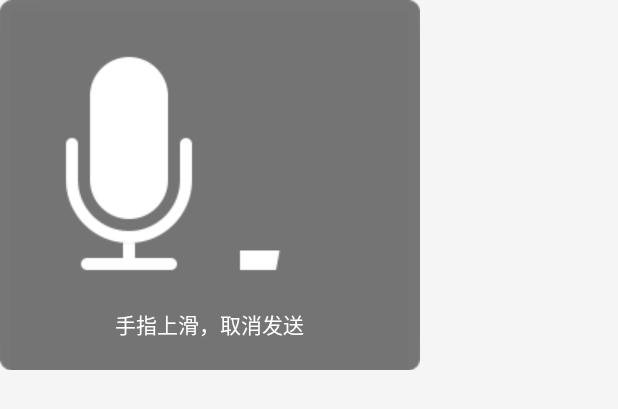
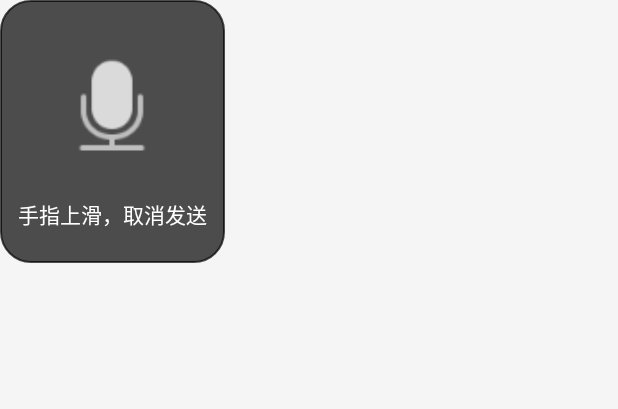
Before and after one commit to liang1234561/WoNiu, an Android app: the layout dialog_main.xml on its own in the app's theme, with its tools: preview values and no code run, on a phone screen of 412 x 824 dp. Shown: the top 409 px of the screen. Run offline under Robolectric (Android 15) with nearby library versions, the phone set to English and light mode, and no system bars.

Commit message:
语音文件。

```diff
--- a/app/src/main/java/com/data/ui/view/AudioRecorderButton.java
+++ b/app/src/main/java/com/data/ui/view/AudioRecorderButton.java
@@ -23,6 +23,7 @@ public class AudioRecorderButton extends Button implements AudioManager.AudioSta
     private static final int STATE_NORMAL = 1;
     private static final int STATE_RECORDING = 2;
     private static final int STATE_WANT_TO_CANCEL = 3;
+    private static final int STATE_START = 4;
 
     private int mCurSate = STATE_NORMAL;
     //已经开始录音
@@ -134,6 +135,7 @@ public class AudioRecorderButton extends Button implements AudioManager.AudioSta
         switch (action) {
             case MotionEvent.ACTION_DOWN:
                 changeState(STATE_RECORDING);
+                mDialogManager.start();
                 break;
             case MotionEvent.ACTION_UP:
                 //未触发onlongclick,此时默认为不处理
@@ -227,6 +229,9 @@ public class AudioRecorderButton extends Button implements AudioManager.AudioSta
                     setText(R.string.str_recorder_want_cancel);
                     mDialogManager.wantToCancel();
                     break;
+                case STATE_START:
+                    mDialogManager.start();
+                    break;
             }
         }
     }
--- a/app/src/main/res/layout/dialog_main.xml
+++ b/app/src/main/res/layout/dialog_main.xml
@@ -1,39 +1,30 @@
 <?xml version="1.0" encoding="utf-8"?>
 <LinearLayout xmlns:android="http://schemas.android.com/apk/res/android"
+    android:id="@+id/view_talk"
     android:layout_width="wrap_content"
     android:layout_height="wrap_content"
-    android:background="@drawable/dialog_loading_bg"
+    android:layout_centerInParent="true"
+    android:background="@drawable/btn_bg_tranblak"
     android:gravity="center"
     android:orientation="vertical"
-    android:padding="20dp">
+    android:padding="10dp">
 
-    <LinearLayout
-        android:layout_width="wrap_content"
-        android:layout_height="wrap_content"
-        android:orientation="horizontal">
 
-        <ImageView
-            android:id="@+id/id_recorder_dialog_icon"
-            android:layout_width="wrap_content"
-            android:layout_height="wrap_content"
-            android:src="@drawable/recorder"
-            android:visibility="visible" />
-
-        <ImageView
-            android:id="@+id/id_recorder_dialog_voice"
-            android:layout_width="wrap_content"
-            android:layout_height="wrap_content"
-            android:src="@drawable/v1"
-            android:visibility="visible" />
-
-    </LinearLayout>
+    <ImageView
+        android:id="@+id/id_recorder_dialog_voice"
+        android:layout_width="120dip"
+        android:layout_height="120dip"
+        android:background="@drawable/video_frame"
+        android:contentDescription="@string/app_name" />
 
     <TextView
         android:id="@+id/id_recorder_dialog_label"
         android:layout_width="wrap_content"
         android:layout_height="wrap_content"
-        android:layout_marginTop="5dp"
-        android:text="手指上滑，取消发送"
-        android:textColor="#ffffff" />
+        android:layout_marginBottom="10dp"
+        android:padding="2dp"
+        android:text="@string/move_up_to_cancel"
+        android:textColor="@color/white"
+        android:textSize="14sp" />
 
 </LinearLayout>
```
Also changed, not shown: app/src/main/java/com/data/ui/view/DialogManager.java (+20 -19 lines).
